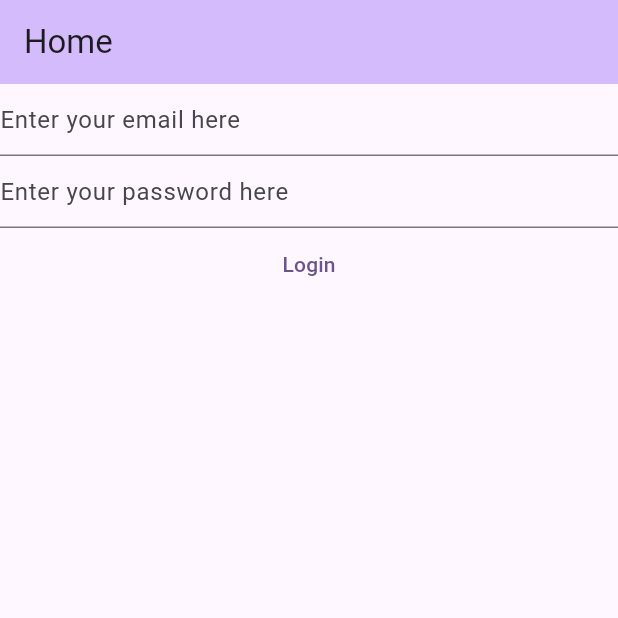
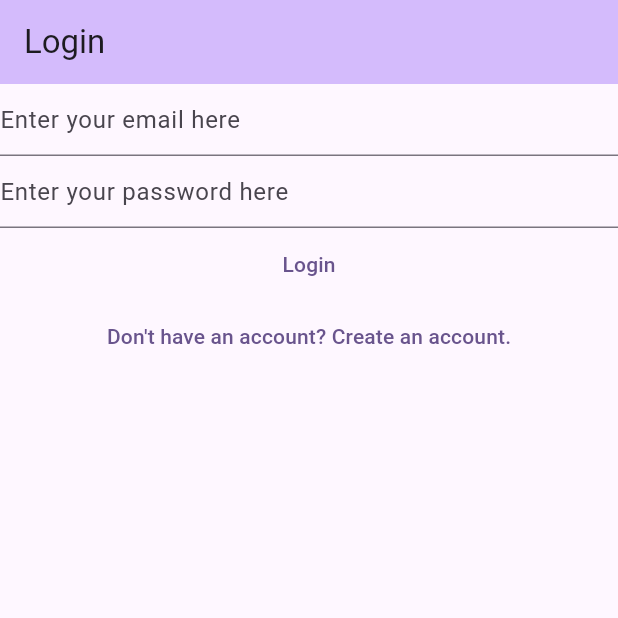
Before and after one commit to wahmadx13/flutter-app, a Flutter app: the screen it shows after launch, on a phone screen of 412 x 824 dp, the top half of it. Run offline on Flutter 3.47's test engine with Material 3 defaults, Android fonts, the phone set to English and light mode, and no system bars; our stand-ins replace firebase_auth, firebase_core; accounts and stored records are empty.

Commit message:
added links between register and login view

```diff
--- a/lib/main.dart
+++ b/lib/main.dart
@@ -3,6 +3,8 @@ import 'package:firebase_core/firebase_core.dart';
 import 'package:flutter/material.dart';
 import 'package:flutterapp/firebase_options.dart';
 import 'package:flutterapp/views/login_view.dart';
+import 'package:flutterapp/views/register_view.dart';
+import 'package:flutterapp/views/verify_email.dart';
 
 void main() {
   WidgetsFlutterBinding.ensureInitialized();
@@ -13,6 +15,10 @@ void main() {
             ColorScheme.fromSeed(seedColor: Colors.deepPurple.shade400),
         useMaterial3: true),
     home: const HomePage(),
+    routes: {
+      '/login/': (context) => const LoginView(),
+      '/register/': (context) => const RegisterView(),
+    },
   ));
 }
 
@@ -21,54 +27,28 @@ class HomePage extends StatelessWidget {
 
   @override
   Widget build(BuildContext context) {
-    return Scaffold(
-      appBar: AppBar(
-        title: const Text('Home'),
-        backgroundColor: Theme.of(context).colorScheme.inversePrimary,
-      ),
-      body: FutureBuilder(
+    return FutureBuilder(
       future: Firebase.initializeApp(
         options: DefaultFirebaseOptions.currentPlatform,
       ),
       builder: (context, snapshot) {
         switch (snapshot.connectionState) {
           case ConnectionState.done:
-              // final user = FirebaseAuth.instance.currentUser;
-              // if (user?.emailVerified ?? false) {
-              //   return const Text('Done');
-              // } else {
-              //   return const VerifyEmailView();
-              // }
+            final user = FirebaseAuth.instance.currentUser;
+            if (user != null) {
+              if (user.emailVerified) {
+                print('Email Verified');
+              } else {
+                return const VerifyEmailView();
+              }
+            } else {
               return const LoginView();
+            }
+            return const Text('Done');
           default:
-              return const Text('Loading...');
+            return const CircularProgressIndicator();
         }
       },
-      ),
     );
   }
 }
-
-class VerifyEmailView extends StatefulWidget {
-  const VerifyEmailView({super.key});
-
-  @override
-  State<VerifyEmailView> createState() => _VerifyEmailViewState();
-}
-
-class _VerifyEmailViewState extends State<VerifyEmailView> {
-  @override
-  Widget build(BuildContext context) {
-    return Column(
-      children: [
-        const Text('Please verify your email address: '),
-        TextButton(
-            onPressed: () async {
-              final user = FirebaseAuth.instance.currentUser;
-              await user?.sendEmailVerification();
-            },
-            child: const Text('Send email Verification'))
-      ],
-    );
-  }
-}
--- a/lib/views/login_view.dart
+++ b/lib/views/login_view.dart
@@ -28,14 +28,20 @@ class _LoginViewState extends State<LoginView> {
 
   @override
   Widget build(BuildContext context) {
-    return Column(
+    return Scaffold(
+      appBar: AppBar(
+        title: const Text('Login'),
+        backgroundColor: Theme.of(context).colorScheme.inversePrimary,
+      ),
+      body: Column(
         children: [
           TextField(
             controller: _email,
             enableSuggestions: false,
             autocorrect: false,
             keyboardType: TextInputType.emailAddress,
-          decoration: const InputDecoration(hintText: 'Enter your email here'),
+            decoration:
+                const InputDecoration(hintText: 'Enter your email here'),
           ),
           TextField(
             controller: _password,
@@ -51,7 +57,8 @@ class _LoginViewState extends State<LoginView> {
               final password = _password.text;
               try {
                 final userCredentials = await FirebaseAuth.instance
-                  .signInWithEmailAndPassword(email: email, password: password);
+                    .signInWithEmailAndPassword(
+                        email: email, password: password);
                 print(userCredentials);
               } on FirebaseAuthException catch (err) {
                 if (err.code == 'invalid-credential') {
@@ -64,7 +71,15 @@ class _LoginViewState extends State<LoginView> {
             },
             child: const Text('Login'),
           ),
+          TextButton(
+            onPressed: () {
+              Navigator.of(context)
+                  .pushNamedAndRemoveUntil('/register/', (route) => false);
+            },
+            child: const Text("Don't have an account? Create an account."),
+          )
         ],
+      ),
     );
   }
 }
```
Also changed, not shown: lib/views/register_view.dart (+15 -2 lines), lib/views/verify_email.dart (added, +32 -0 lines), 1 other file. Lines whose indentation alone changed are shown as unchanged.
